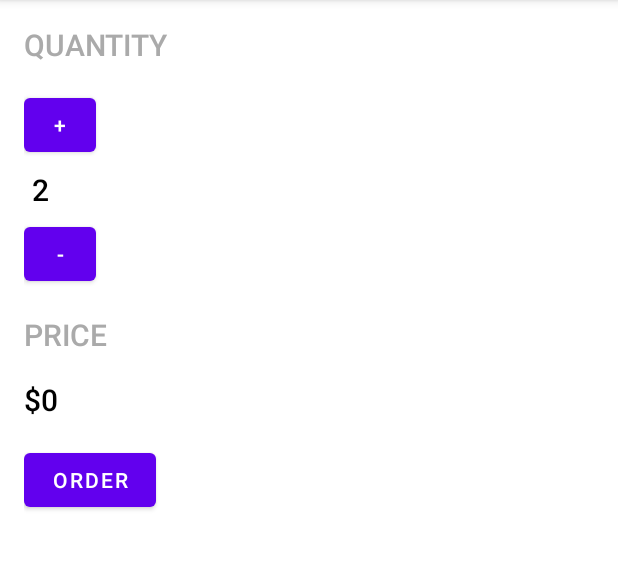
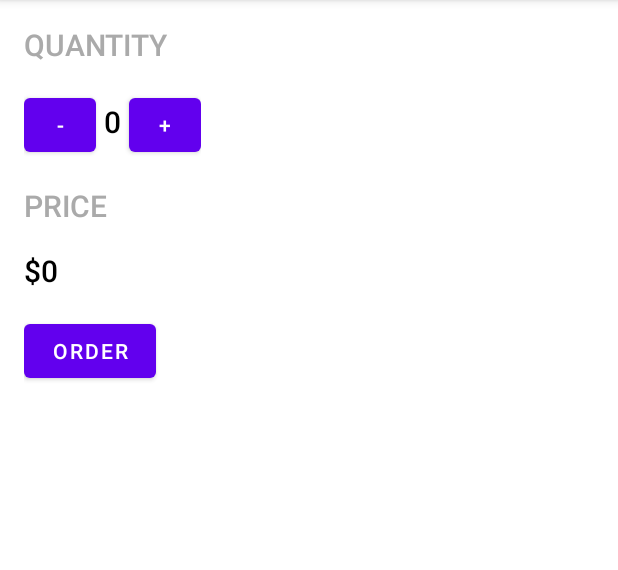
Before and after one commit to ellegreen/JustJava2, an Android app: the screen it shows after launch (MainActivity), on a phone screen of 412 x 824 dp, the part 84-654 px from its top. Run offline under Robolectric (Android 15) with nearby library versions, the phone set to English and light mode, and no system bars.

Commit message:
Lesson 5 - Quantity Picker

```diff
--- a/app/src/main/java/com/example/justjava/MainActivity.java
+++ b/app/src/main/java/com/example/justjava/MainActivity.java
@@ -17,7 +17,7 @@ import android.widget.TextView;
  * This app displays an order form to order coffee.
  */
 public class MainActivity extends AppCompatActivity {
-    int quantity = 2;
+    int quantity = 0;
     @Override
     protected void onCreate(Bundle savedInstanceState) {
         super.onCreate(savedInstanceState);
@@ -31,8 +31,10 @@ public class MainActivity extends AppCompatActivity {
         display(quantity);
     }
     public void decrement(View view) {
-        quantity = quantity - 1;
-        display(quantity);
+        if (quantity>0) {
+            quantity--;
+            display(quantity);
+        }
     }
     /**
      * This method is called when the order button is clicked.
--- a/app/src/main/res/layout/activity_main.xml
+++ b/app/src/main/res/layout/activity_main.xml
@@ -2,62 +2,74 @@
 <LinearLayout xmlns:android="http://schemas.android.com/apk/res/android"
     android:layout_width="match_parent"
     android:layout_height="match_parent"
+    android:orientation="vertical"
     android:paddingLeft="16dp"
-    android:paddingRight="16dp"
-    android:orientation="vertical" >
+    android:paddingRight="16dp">
+
     <TextView
         android:layout_width="wrap_content"
         android:layout_height="wrap_content"
-        android:textSize="20sp"
+        android:fontFamily="sans-serif-medium"
+        android:paddingTop="16dp"
         android:paddingBottom="16dp"
-        android:paddingTop="16dp"
-        android:fontFamily="sans-serif-medium"
+        android:text="QUANTITY"
         android:textColor="@android:color/darker_gray"
-        android:text="QUANTITY" />
+        android:textSize="20sp" />
+
+    <LinearLayout
+        android:layout_width="wrap_content"
+        android:layout_height="wrap_content"
+        android:orientation="horizontal">
+
         <Button
             android:layout_width="48dp"
             android:layout_height="48dp"
-        android:text="+"
-        android:onClick="increment"/>
+            android:onClick="decrement"
+            android:text="-" />
         <TextView
             android:id="@+id/quantity_text_view"
             android:layout_width="wrap_content"
             android:layout_height="wrap_content"
-        android:textSize="20sp"
+            android:fontFamily="sans-serif-medium"
             android:padding="5dp"
-        android:fontFamily="sans-serif-medium"
+            android:text="0"
             android:textColor="@android:color/black"
-        android:text="2" />
+            android:textSize="20sp" />
+
         <Button
             android:layout_width="48dp"
             android:layout_height="48dp"
-        android:text="-"
-        android:onClick="decrement"/>
+            android:onClick="increment"
+            android:text="+" />
+    </LinearLayout>
+
     <TextView
         android:layout_width="wrap_content"
         android:layout_height="wrap_content"
         android:layout_centerHorizontal="true"
-        android:textSize="20sp"
+        android:fontFamily="sans-serif-medium"
         android:paddingTop="16dp"
         android:paddingBottom="16dp"
-        android:fontFamily="sans-serif-medium"
+        android:text="PRICE"
         android:textColor="@android:color/darker_gray"
-        android:text="PRICE" />
+        android:textSize="20sp" />
+
     <TextView
         android:id="@+id/price_text_view"
         android:layout_width="wrap_content"
         android:layout_height="wrap_content"
-        android:textSize="20sp"
+        android:fontFamily="sans-serif-medium"
         android:paddingBottom="16dp"
-        android:fontFamily="sans-serif-medium"
+        android:text="$0"
         android:textColor="@android:color/black"
-        android:text="$0" />
+        android:textSize="20sp" />
+
     <Button
         android:id="@+id/order_button"
         android:layout_width="wrap_content"
         android:layout_height="wrap_content"
+        android:onClick="submitOrder"
         android:paddingLeft="16dp"
-        android:text="Order"
-        android:onClick="submitOrder"/>
+        android:text="Order" />
 
 </LinearLayout>
```
Lines whose indentation alone changed are shown as unchanged.
